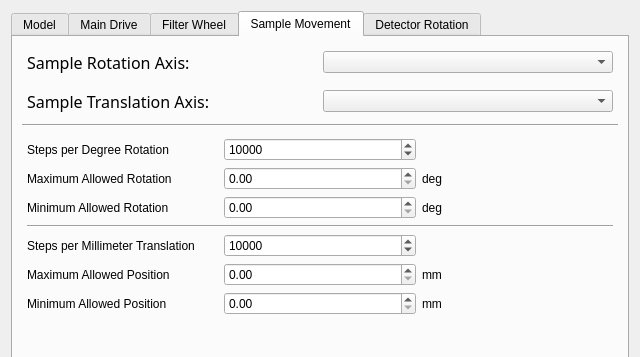
Old version of the form ui/machine_config.ui in the repository mitbailey/MMC; both pictures show x 0 to 640 and y 0 to 357 of the 640 by 533 pixel window.
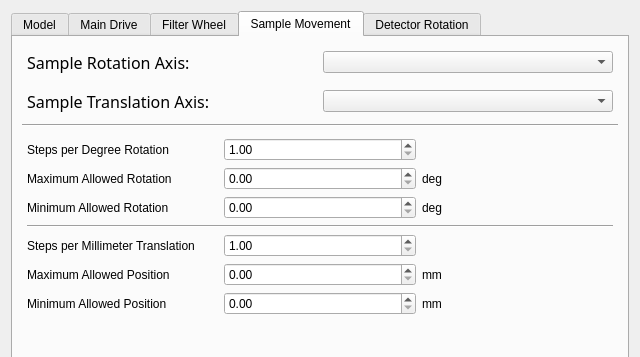
New version of the form. The open tabs and pages were chosen to show the change.

Commit message: Entirely reworked the way we deal with steps to real units conversion - up to now it was hardcoded. Now its set by the GUI by the user (this will be save-able and import- export-able soon). Also stopped combo boxes and spin boxes from stealing the wheel events.

```diff
--- a/ui/machine_config.ui
+++ b/ui/machine_config.ui
@@ -541,19 +541,6 @@
            </property>
           </widget>
          </item>
-         <item row="4" column="1">
-          <widget class="QSpinBox" name="spinBox_2">
-           <property name="minimum">
-            <number>1</number>
-           </property>
-           <property name="maximum">
-            <number>999999999</number>
-           </property>
-           <property name="value">
-            <number>10000</number>
-           </property>
-          </widget>
-         </item>
          <item row="0" column="0">
           <widget class="QLabel" name="label_22">
            <property name="text">
@@ -561,19 +548,6 @@
            </property>
           </widget>
          </item>
-         <item row="0" column="1">
-          <widget class="QSpinBox" name="spinBox">
-           <property name="minimum">
-            <number>1</number>
-           </property>
-           <property name="maximum">
-            <number>999999999</number>
-           </property>
-           <property name="value">
-            <number>10000</number>
-           </property>
-          </widget>
-         </item>
          <item row="2" column="0">
           <widget class="QLabel" name="label_26">
            <property name="text">
@@ -642,6 +616,29 @@
            </property>
           </widget>
          </item>
+         <item row="0" column="1">
+          <widget class="QDoubleSpinBox" name="smr_steps_per_deg">
+           <property name="minimum">
+            <double>1.000000000000000</double>
+           </property>
+           <property name="maximum">
+            <double>999999999.000000000000000</double>
+           </property>
+          </widget>
+         </item>
+         <item row="4" column="1">
+          <widget class="QDoubleSpinBox" name="smt_steps_per_deg">
+           <property name="minimum">
+            <double>1.000000000000000</double>
+           </property>
+           <property name="maximum">
+            <double>999999999.000000000000000</double>
+           </property>
+           <property name="value">
+            <double>1.000000000000000</double>
+           </property>
+          </widget>
+         </item>
         </layout>
        </item>
        <item>
```
Left out of the diff: 65 changed lines with no effect on the pictures. The commit also changes 3 other files.
